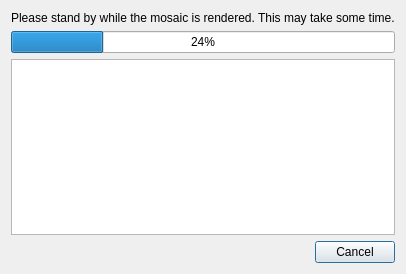
Qt form rendermosaicdlg.ui (seanet7or/mosaicit) before a commit.
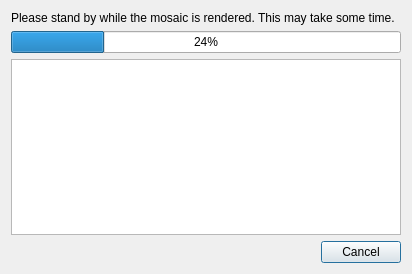
The same form after that commit.

```diff
--- a/rendermosaicdlg.ui
+++ b/rendermosaicdlg.ui
@@ -9,7 +9,7 @@
    <rect>
     <x>0</x>
     <y>0</y>
-    <width>400</width>
+    <width>412</width>
     <height>274</height>
    </rect>
   </property>
```
Left out of the diff: 2 changed lines with no effect on the pictures.
